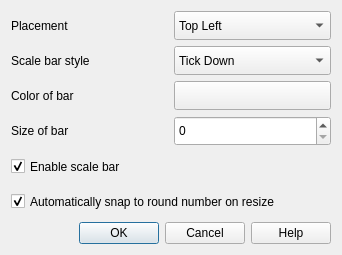
This is src/ui/qgsdecorationscalebardialog.ui in kadas-albireo/kadas-albireo as Qt 5 draws it before an edit. The edited form follows.
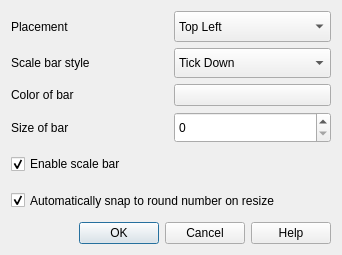
This is the edited form. Icons and pictures are not drawn. Custom widgets are drawn as their Qt base class.

Commit message: [FEATURE] Update QgsColorButton to offer live color chooser updates and show transparent checkerboard background

The edit to the form file:
```diff
--- a/src/ui/qgsdecorationscalebardialog.ui
+++ b/src/ui/qgsdecorationscalebardialog.ui
@@ -125,28 +125,6 @@
      <property name="text">
       <string>Color of bar</string>
      </property>
-     <property name="buddy">
-      <cstring>pbnChangeColor</cstring>
-     </property>
-    </widget>
-   </item>
-   <item row="2" column="1">
-    <widget class="QgsColorButton" name="pbnChangeColor">
-     <property name="sizePolicy">
-      <sizepolicy hsizetype="Minimum" vsizetype="Minimum">
-       <horstretch>0</horstretch>
-       <verstretch>0</verstretch>
-      </sizepolicy>
-     </property>
-     <property name="toolTip">
-      <string>Click to select the color</string>
-     </property>
-     <property name="whatsThis">
-      <string>Click to select the color</string>
-     </property>
-     <property name="text">
-      <string/>
-     </property>
     </widget>
    </item>
    <item row="3" column="0">
@@ -217,13 +195,20 @@
      </property>
     </widget>
    </item>
+   <item row="2" column="1">
+    <widget class="QgsColorButton" name="pbnChangeColor">
+     <property name="text">
+      <string/>
+     </property>
+    </widget>
+   </item>
   </layout>
  </widget>
  <layoutdefault spacing="6" margin="11"/>
  <customwidgets>
   <customwidget>
    <class>QgsColorButton</class>
-   <extends>QToolButton</extends>
+   <extends>QPushButton</extends>
    <header>qgscolorbutton.h</header>
   </customwidget>
  </customwidgets>
```
Left out of the diff: 1 changed line with no effect on the pictures. The commit also changes 73 other files.
